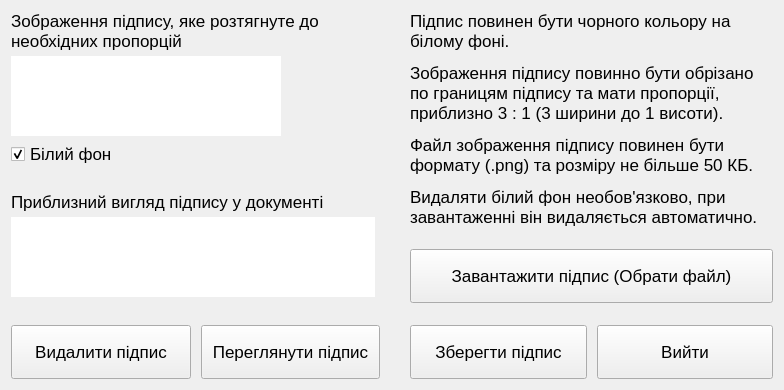
The window that loadsignatureform.ui (ShevaMed/DocManage) describes before a commit, drawn with Qt 5.
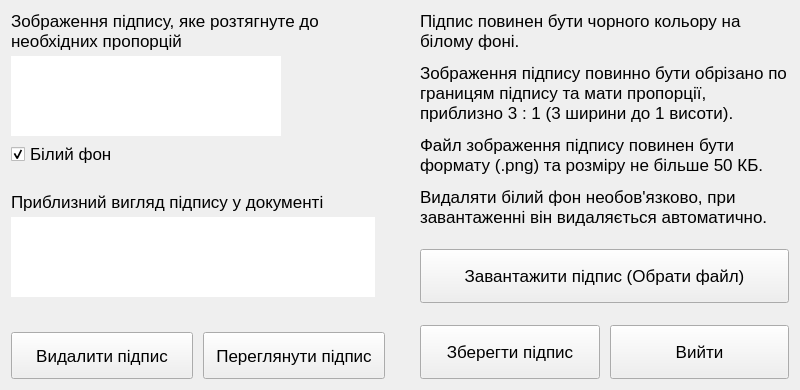
The same window after the commit. Icons and pictures are not drawn.

```diff
--- a/loadsignatureform.ui
+++ b/loadsignatureform.ui
@@ -6,7 +6,7 @@
    <rect>
     <x>0</x>
     <y>0</y>
-    <width>784</width>
+    <width>800</width>
     <height>390</height>
    </rect>
   </property>
@@ -21,7 +21,7 @@
   </property>
   <layout class="QHBoxLayout" name="horizontalLayout_5">
    <property name="spacing">
-    <number>30</number>
+    <number>35</number>
    </property>
    <item>
     <layout class="QVBoxLayout" name="verticalLayout">
@@ -236,12 +236,12 @@
         <enum>Qt::Vertical</enum>
        </property>
        <property name="sizeType">
-        <enum>QSizePolicy::Preferred</enum>
+        <enum>QSizePolicy::Fixed</enum>
        </property>
        <property name="sizeHint" stdset="0">
         <size>
          <width>363</width>
-         <height>23</height>
+         <height>30</height>
         </size>
        </property>
       </spacer>
```
